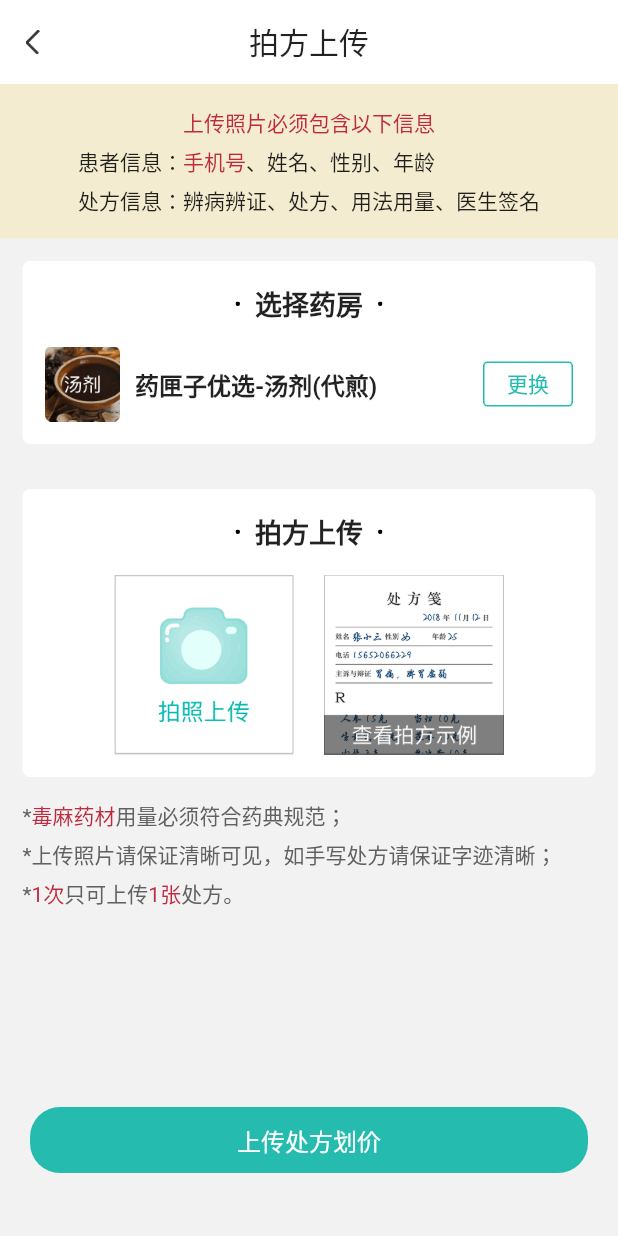
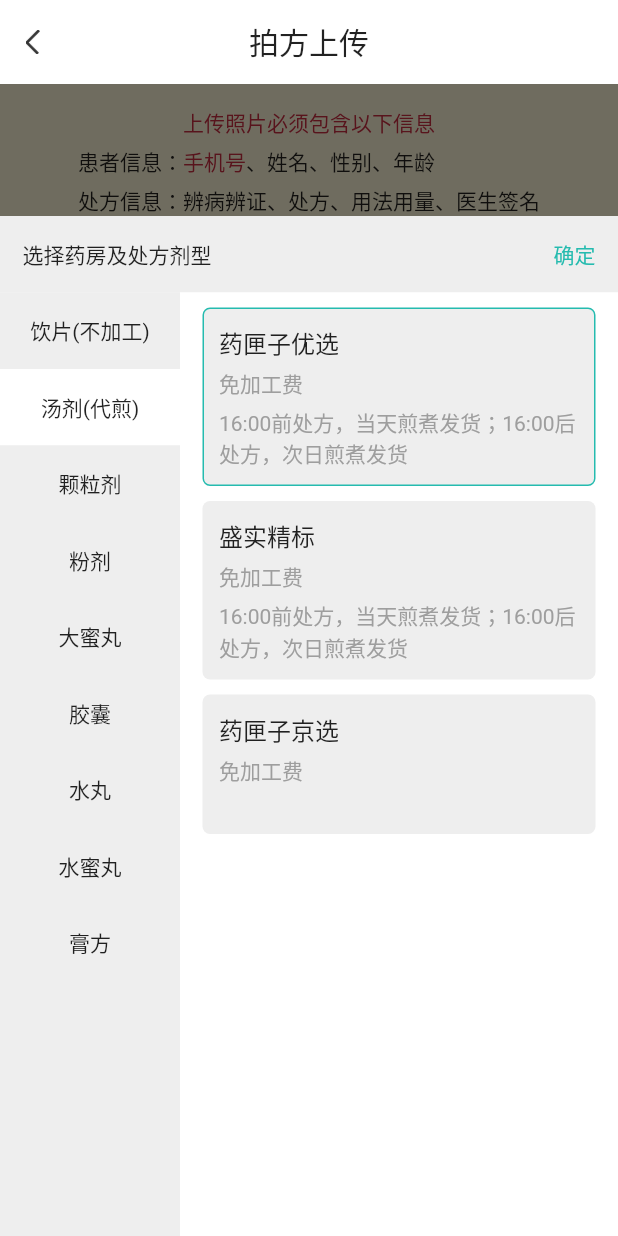
Before and after one commit to shuigesuntao/flutter_drug, a Flutter app: the TakePrescriptionPage screen opened by its route, after a tap on "更换", on a phone screen of 412 x 824 dp. Run offline on Flutter 3.47's test engine with Material 2 defaults, Android fonts, the phone set to English and light mode, and no system bars; drawn by our look-alikes of oktoast; our stand-ins replace azlistview, cached_network_image, device_info, dio, flutter_easyrefresh, flutter_swiper and 6 more; missing offline and left inert: extended_text, lpinyin; accounts and stored records are empty; network calls fail.

Commit message:
药房剂型筛选

```diff
--- /dev/null
+++ b/lib/model/category.dart
@@ -0,0 +1,17 @@
+
+class Category{
+  int id;
+  String name;
+  List<DrugStore> child;
+
+  Category(this.id,this.name,this.child);
+}
+
+class DrugStore{
+  int id;
+  String name;
+  String label;
+  String desc;
+
+  DrugStore(this.id,this.name,this.label,this.desc);
+}
--- a/lib/ui/page/prescription/p_take_page.dart
+++ b/lib/ui/page/prescription/p_take_page.dart
@@ -2,18 +2,12 @@ import 'package:flutter/material.dart';
 import 'package:flutter_drug/config/resource_mananger.dart';
 import 'package:flutter_drug/config/router_manager.dart';
 import 'package:flutter_drug/provider/provider_widget.dart';
+import 'package:flutter_drug/ui/widget/dialog_drug_category.dart';
 import 'package:flutter_drug/ui/widget/dialog_image_picker.dart';
 import 'package:flutter_drug/ui/widget/titlebar.dart';
 import 'package:flutter_drug/view_model/take_prescription_model.dart';
 
-class TakePrescriptionPage extends StatefulWidget {
-  @override
-  State<StatefulWidget> createState() {
-    return  _TakePrescriptionPageState();
-  }
-}
-
-class _TakePrescriptionPageState extends State<TakePrescriptionPage>{
+class TakePrescriptionPage extends StatelessWidget {
   @override
   Widget build(BuildContext context) {
     return Scaffold(
@@ -89,8 +83,7 @@ class _TakePrescriptionPageState extends State<TakePrescriptionPage>{
                   ],
                 ),
                 SizedBox(height: 15),
-                DrugStoreItem(
-                  image: 'tangji.png', drugStoreName: '药匣子优选-汤剂(代煎)')
+                DrugStoreItem(image:'tangji.png', drugStoreName:'药匣子优选-汤剂(代煎)')
               ],
             ),
           ),
@@ -128,7 +121,7 @@ class _TakePrescriptionPageState extends State<TakePrescriptionPage>{
                     ProviderWidget<TakePrescriptionModel>(
                       model: TakePrescriptionModel(),
                       builder: (context,model,child){
-                      return InkWell(
+                        return GestureDetector(
                           onTap: (){
                             showModalBottomSheet(
                               backgroundColor:Colors.transparent,
@@ -150,7 +143,7 @@ class _TakePrescriptionPageState extends State<TakePrescriptionPage>{
                         );
                       }),
                     SizedBox(width: 20),
-                    InkWell(
+                    GestureDetector(
                       onTap: () => Navigator.of(context).pushNamed(RouteName.prescriptionSample),
                       child: Image.asset(
                         ImageHelper.wrapAssets('ic_sample.png'),
@@ -258,7 +251,8 @@ class _TakePrescriptionPageState extends State<TakePrescriptionPage>{
   }
 }
 
-class DrugStoreItem extends StatelessWidget {
+class DrugStoreItem extends StatelessWidget{
+
   final String image;
   final String drugStoreName;
 
@@ -266,6 +260,7 @@ class DrugStoreItem extends StatelessWidget {
 
   @override
   Widget build(BuildContext context) {
+
     return Row(
       children: <Widget>[
         Image.asset(ImageHelper.wrapAssets(image), width: 50, height: 50),
@@ -281,7 +276,13 @@ class DrugStoreItem extends StatelessWidget {
           width: 60,
           height: 30,
           child: OutlineButton(
-            onPressed: () => print("点击了更换"),
+            onPressed: (){
+              showBottomSheet(
+                backgroundColor:Colors.transparent,
+                context: context,
+                builder: (context) => DialogDrugCategory()
+              );
+            },
             color: Colors.white,
             child: Text(
               '更换',
@@ -296,4 +297,5 @@ class DrugStoreItem extends StatelessWidget {
       ],
     );
   }
+
 }
--- /dev/null
+++ b/lib/ui/widget/dialog_drug_category.dart
@@ -0,0 +1,122 @@
+import 'package:flutter/material.dart';
+import 'package:flutter_drug/model/category.dart';
+import 'package:flutter_drug/provider/provider_widget.dart';
+import 'package:flutter_drug/view_model/category_model.dart';
+
+class DialogDrugCategory extends StatelessWidget {
+  @override
+  Widget build(BuildContext context) {
+    return Stack(
+      alignment: Alignment.bottomCenter,
+      children: <Widget>[
+        GestureDetector(
+          onTap: () => Navigator.maybePop(context),
+          child: Container(color: Colors.black54, height: double.infinity),
+        ),
+        Container(
+          color: Colors.white,
+          height: 680,
+          child: Column(
+            children: <Widget>[
+              Container(
+                child: Row(
+                  children: <Widget>[
+                    Expanded(child: Text('选择药房及处方剂型')),
+                    GestureDetector(
+                        child: Text('确定',
+                            style: TextStyle(
+                                color: Theme.of(context).primaryColor)),
+                        onTap: () {
+                          print('确定');
+                          Navigator.maybePop(context);
+                        })
+                  ],
+                ),
+                color: Colors.grey[200],
+                padding: EdgeInsets.all(15),
+              ),
+              Expanded(
+                  child: ProviderWidget<CategoryModel>(
+                model: CategoryModel(),
+                onModelReady: (model) => model.initData(),
+                builder: (context, model, child) {
+                  return model.busy
+                      ? Center(child: CircularProgressIndicator())
+                      : Row(
+                          children: <Widget>[
+                            new Container(
+                                color: Colors.grey[200],
+                                width: 120,
+                                child: ListView.builder(
+                                    itemCount: model.list.length,
+                                    itemBuilder: (context, index) =>
+                                        _buildCategoryItem(model, index))),
+                            new Expanded(
+                                child: Container(
+                              color: Colors.white,
+                              padding: EdgeInsets.fromLTRB(15, 5, 15, 5),
+                              child: ListView.builder(
+                                  itemCount: model
+                                      .list[model.currentCategory].child.length,
+                                  itemBuilder: (context, index) =>
+                                      _buildDrugStoreItem(
+                                          context, model, index)),
+                            ))
+                          ],
+                        );
+                },
+              ))
+            ],
+          ),
+        )
+      ],
+    );
+  }
+
+  Widget _buildCategoryItem(CategoryModel model, int i) {
+    return GestureDetector(
+      onTap: () {
+        if (model.currentCategory != i) {
+          model.currentDrugStore = 0;
+          model.currentCategory = i;
+        }
+      },
+      child: Container(
+          alignment: Alignment.center,
+          child: Text(model.list[i].name),
+          padding: EdgeInsets.symmetric(vertical: 15),
+          color: model.currentCategory == i ? Colors.white : Colors.grey[200]),
+    );
+  }
+
+  Widget _buildDrugStoreItem(BuildContext context, CategoryModel model, int i) {
+    DrugStore data = model.list[model.currentCategory].child[i];
+    return GestureDetector(
+        onTap: () {
+          model.currentDrugStore = i;
+          print("点击了" + data.name);
+        },
+        child: Container(
+          margin: EdgeInsets.symmetric(vertical: 5),
+          padding: EdgeInsets.all(10),
+          decoration: BoxDecoration(
+              color: Colors.grey[200],
+              borderRadius: BorderRadius.circular(5),
+              border: Border.all(
+                  width: 1,
+                  color: model.currentDrugStore == i
+                      ? Theme.of(context).primaryColor
+                      : Colors.transparent)),
+          child: Column(
+            crossAxisAlignment: CrossAxisAlignment.start,
+            children: <Widget>[
+              Text(data.name, style: TextStyle(fontSize: 16)),
+              SizedBox(height: 5),
+              Text(data.label, style: TextStyle(color: Colors.grey)),
+              SizedBox(height: 5),
+              Text(data.desc, style: TextStyle(color: Colors.grey))
+            ],
+          ),
+        ));
+  }
+}
--- a/lib/ui/widget/dialog_image_picker.dart
+++ b/lib/ui/widget/dialog_image_picker.dart
@@ -10,9 +10,10 @@ class DialogImagePicker extends StatelessWidget {
 
   @override
   Widget build(BuildContext context) {
-    return Container(
-      height: 170,
-      margin: EdgeInsets.all(10),
+    return SafeArea(bottom:true,
+      child: Container(
+      height: 180,
+      margin: EdgeInsets.symmetric(horizontal: 10),
       child: Column(
         children: <Widget>[
           Container(
@@ -23,7 +24,7 @@ class DialogImagePicker extends StatelessWidget {
                 InkWell(
                   onTap: () => _selectImage(context, false),
                   child: Padding(
-                      padding: EdgeInsets.all(10),
+                    padding: EdgeInsets.all(15),
                     child: Text('从相册选择',
                       style: TextStyle(
                         fontSize: 18, color: Colors.blue[800]))),
@@ -35,7 +36,7 @@ class DialogImagePicker extends StatelessWidget {
                 InkWell(
                   onTap: () => _selectImage(context, true),
                   child: Padding(
-                      padding: EdgeInsets.all(10),
+                    padding: EdgeInsets.all(15),
                     child: Text('拍照',
                       style: TextStyle(
                         fontSize: 18, color: Colors.blue[800]))),
@@ -50,7 +51,7 @@ class DialogImagePicker extends StatelessWidget {
             child: InkWell(
               onTap: () => Navigator.maybePop(context),
               child: Padding(
-                  padding: EdgeInsets.all(10),
+                padding: EdgeInsets.all(15),
                 child: Text('取消',
                   style: TextStyle(
                     fontSize: 18,
@@ -62,7 +63,7 @@ class DialogImagePicker extends StatelessWidget {
           ),
         ],
       ),
-    );
+    ));
   }
 
   void _selectImage(BuildContext context, bool isCamera) async {
--- /dev/null
+++ b/lib/view_model/category_model.dart
@@ -0,0 +1,72 @@
+
+
+import 'package:flutter_drug/model/category.dart';
+import 'package:flutter_drug/provider/view_state_list_model.dart';
+
+class CategoryModel extends ViewStateListModel<Category>{
+
+  int _currentCategory = 1;
+  int get currentCategory => _currentCategory;
+  set currentCategory(int i){
+    _currentCategory = i;
+    notifyListeners();
+  }
+
+  int _currentDrugStore = 0;
+  int get currentDrugStore => _currentDrugStore;
+  set currentDrugStore(int i){
+    _currentDrugStore = i;
+    notifyListeners();
+  }
+
+  @override
+  Future<List<Category>> loadData() async{
+    return await Future.delayed(Duration(seconds: 1), () {
+      List<Category> results = List();
+      results.add(Category(1,"饮片(不加工)",[
+        DrugStore(1, "药匣子优选", "免加工费", "17:00前处方，当天发货；17:00后处方，次日发货"),
+        DrugStore(2, "盛实精标", "免加工费", "17:00前处方，当天发货；17:00后处方，次日发货"),
+        DrugStore(3, "药匣子京选", "免加工费", "")
+      ]));
+      results.add(Category(2,"汤剂(代煎)",[
+        DrugStore(1, "药匣子优选", "免加工费", "16:00前处方，当天煎煮发货；16:00后处方，次日煎煮发货"),
+        DrugStore(2, "盛实精标", "免加工费", "16:00前处方，当天煎煮发货；16:00后处方，次日煎煮发货"),
+        DrugStore(3, "药匣子京选", "免加工费", "")
+      ]));
+      results.add(Category(3,"颗粒剂",[
+        DrugStore(4, "康仁堂", "免加工费", "17:00前处方，当天发货；17:00后处方，次日发货"),
+        DrugStore(5, "华润三九", "免加工费", "17:00前处方，当天发货；17:00后处方，次日发货"),
+      ]));
+      results.add(Category(4,"粉剂",[
+        DrugStore(1, "药匣子优选", "1kg内20元，每超出1千克加收20元", "17:00前处方，当天发货；17:00后处方，次日发货"),
+        DrugStore(2, "盛实精标", "1kg内20元，每超出1千克加收20元", "17:00前处方，当天发货；17:00后处方，次日发货"),
+        DrugStore(3, "药匣子京选", "1kg内20元，每超出1千克加收20元", "")
+      ]));
+      results.add(Category(5,"大蜜丸",[
+        DrugStore(1, "药匣子优选", "1kg内130元，每超出1千克加收130元", "依剂量约7天内完成"),
+        DrugStore(2, "盛实精标", "1kg内130元，每超出1千克加收130元", "依剂量约7天内完成"),
+        DrugStore(3, "药匣子京选", "1kg内130元，每超出1千克加收130元", "")
+      ]));
+      results.add(Category(6,"胶囊",[
+        DrugStore(1, "药匣子优选", "1kg内200元，每超出1千克加收200元", "纯手工制作，依剂量约1-2天完成"),
+        DrugStore(2, "盛实精标", "1kg内200元，每超出1千克加收200元", "纯手工制作，约3-7天完成"),
+      ]));
+      results.add(Category(7,"水丸",[
+        DrugStore(1, "药匣子优选", "1kg内70元，每超出1千克加收70元", "依剂量约7天内完成"),
+        DrugStore(2, "盛实精标", "1kg内70元，每超出1千克加收70元", "依剂量约7天内完成"),
+        DrugStore(3, "药匣子京选", "1kg内70元，每超出1千克加收70元", "")
+      ]));
+      results.add(Category(8,"水蜜丸",[
+        DrugStore(1, "药匣子优选", "1kg内80元，每超出1千克加收80元", "依剂量约7天内完成"),
+        DrugStore(2, "盛实精标", "1kg内80元，每超出1千克加收80元", "依剂量约7天内完成"),
+        DrugStore(3, "药匣子京选", "1kg内780元，每超出1千克加收80元", "")
+      ]));
+      results.add(Category(9,"膏方",[
+        DrugStore(4, "康仁堂", "10付起做，30付内300元，每超出30付加收300元", "依剂量约2天左右完成(蜂蜜、木糖醇)"),
+        DrugStore(5, "华润三九", "300/料，10付起做", "依剂量约3天左右完成(蜂蜜、木糖醇)"),
+      ]));
+      return results;
+    });
+  }
+
+}
```
Lines whose indentation alone changed are shown as unchanged.
